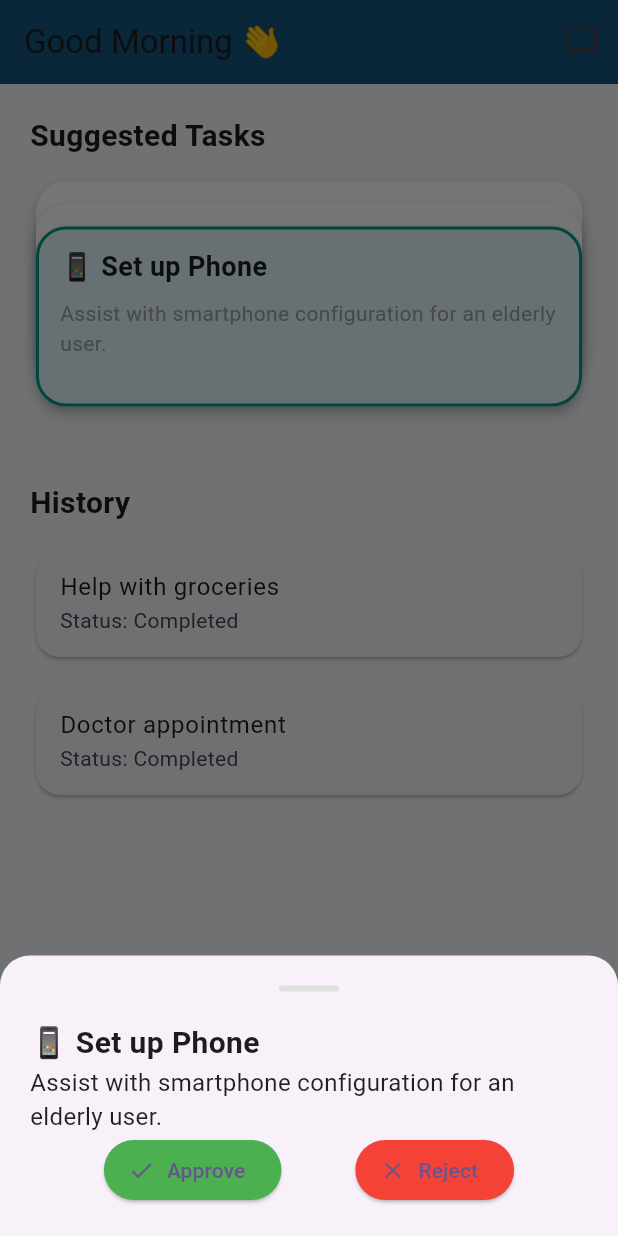
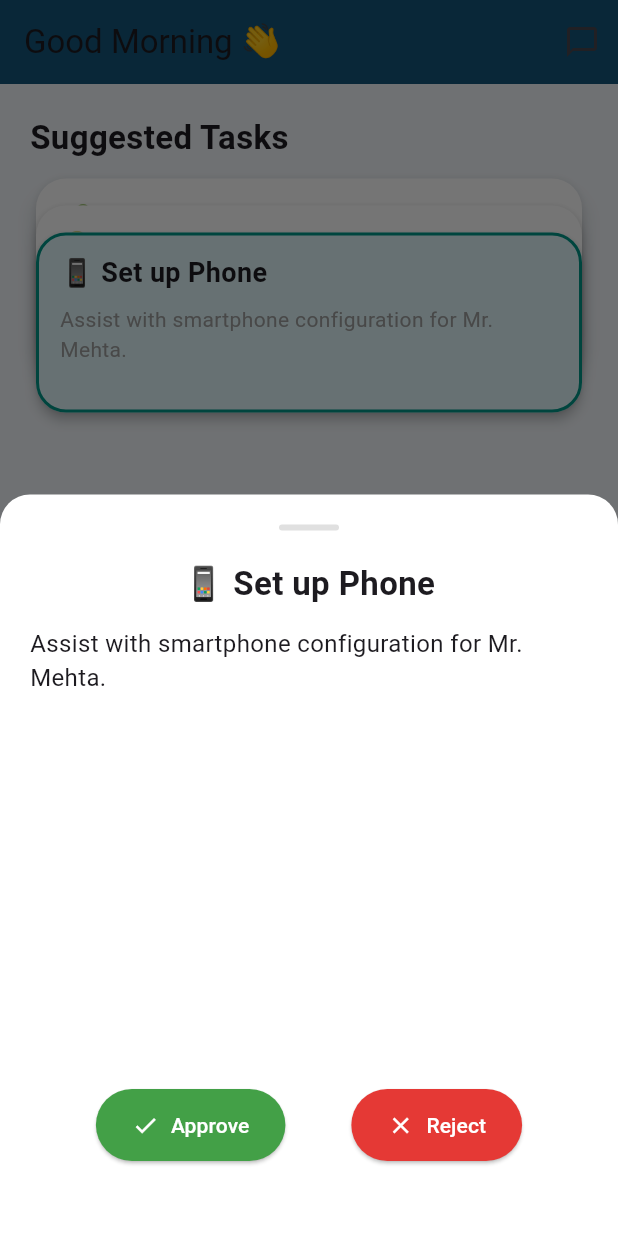
Before and after one commit to jaygohel109/Wildhack25, a Flutter app: the VolunteerHomePage screen opened directly, after a tap on "📱 Set up Phone", on a phone screen of 412 x 824 dp. Run offline on Flutter 3.47's test engine with Material 3 defaults, Android fonts, the phone set to English and light mode, and no system bars.

Commit message:
feat: add TaskDetailModal and TaskFlashCard components, integrate them into VolunteerHomePage for task management

```diff
--- /dev/null
+++ b/frontend_app/lib/components/task_detail_modal.dart
@@ -0,0 +1,76 @@
+import 'package:flutter/material.dart';
+
+class TaskDetailModal extends StatelessWidget {
+  final Map<String, String> task;
+  final bool showActions;
+  final VoidCallback? onApprove;
+  final VoidCallback? onReject;
+
+  const TaskDetailModal({
+    super.key,
+    required this.task,
+    this.showActions = false,
+    this.onApprove,
+    this.onReject,
+  });
+
+  @override
+  Widget build(BuildContext context) {
+    return FractionallySizedBox(
+      heightFactor: 0.6,
+      child: Padding(
+        padding: const EdgeInsets.all(20),
+        child: Column(
+          children: [
+            Container(
+              height: 4,
+              width: 40,
+              margin: const EdgeInsets.only(bottom: 20),
+              decoration: BoxDecoration(
+                color: Colors.grey[300],
+                borderRadius: BorderRadius.circular(10),
+              ),
+            ),
+            Text(
+              task['title'] ?? '',
+              style: const TextStyle(fontSize: 22, fontWeight: FontWeight.bold),
+            ),
+            const SizedBox(height: 12),
+            Text(
+              task['subtitle'] ?? task['details'] ?? '',
+              style: const TextStyle(fontSize: 16),
+            ),
+            const Spacer(),
+            if (showActions)
+              Row(
+                mainAxisAlignment: MainAxisAlignment.spaceEvenly,
+                children: [
+                  ElevatedButton.icon(
+                    onPressed: onApprove,
+                    icon: const Icon(Icons.check),
+                    label: const Text("Approve"),
+                    style: ElevatedButton.styleFrom(
+                      backgroundColor: Colors.green[600],
+                      foregroundColor: Colors.white,
+                      padding: const EdgeInsets.symmetric(horizontal: 24, vertical: 14),
+                    ),
+                  ),
+                  ElevatedButton.icon(
+                    onPressed: onReject,
+                    icon: const Icon(Icons.close),
+                    label: const Text("Reject"),
+                    style: ElevatedButton.styleFrom(
+                      backgroundColor: Colors.red[600],
+                      foregroundColor: Colors.white,
+                      padding: const EdgeInsets.symmetric(horizontal: 24, vertical: 14),
+                    ),
+                  ),
+                ],
+              ),
+            const SizedBox(height: 30),
+          ],
+        ),
+      ),
+    );
+  }
+}
--- /dev/null
+++ b/frontend_app/lib/components/task_flashcard.dart
@@ -0,0 +1,63 @@
+import 'package:flutter/material.dart';
+
+class TaskFlashCard extends StatelessWidget {
+  final String title;
+  final String subtitle;
+  final double elevation;
+  final bool isTopCard;
+  final VoidCallback onSwipeUp;
+  final VoidCallback onTap;
+
+  const TaskFlashCard({
+    super.key,
+    required this.title,
+    required this.subtitle,
+    required this.elevation,
+    required this.isTopCard,
+    required this.onSwipeUp,
+    required this.onTap,
+  });
+
+  @override
+  Widget build(BuildContext context) {
+    return GestureDetector(
+      onPanUpdate: (details) {
+        // Detect upward drag
+        if (details.delta.dy < -10 && isTopCard) {
+          onSwipeUp();
+        }
+      },
+      onTap: isTopCard ? onTap : null,
+      child: SizedBox(
+        height: 120,
+        child: Card(
+          elevation: elevation,
+          margin: const EdgeInsets.symmetric(horizontal: 4),
+          shape: RoundedRectangleBorder(
+            borderRadius: BorderRadius.circular(20),
+            side: isTopCard
+                ? const BorderSide(color: Colors.teal, width: 2)
+                : BorderSide.none,
+          ),
+          color: isTopCard ? const Color(0xFFE0F7FA) : Colors.white,
+          child: Padding(
+            padding: const EdgeInsets.symmetric(horizontal: 16, vertical: 14),
+            child: Column(
+              crossAxisAlignment: CrossAxisAlignment.start,
+              children: [
+                Text(title, style: const TextStyle(fontSize: 18, fontWeight: FontWeight.bold)),
+                const SizedBox(height: 8),
+                Text(
+                  subtitle,
+                  style: const TextStyle(color: Colors.grey, fontSize: 14),
+                  maxLines: 2,
+                  overflow: TextOverflow.ellipsis,
+                ),
+              ],
+            ),
+          ),
+        ),
+      ),
+    );
+  }
+}
--- a/frontend_app/lib/volunteer/volunteer_home.dart
+++ b/frontend_app/lib/volunteer/volunteer_home.dart
@@ -1,5 +1,6 @@
 import 'package:flutter/material.dart';
-import '../component/task_flashcard.dart';
+import '../components/task_flashcard.dart';
+import '../components/task_detail_modal.dart';
 
 class VolunteerHomePage extends StatefulWidget {
   const VolunteerHomePage({super.key});
@@ -12,104 +13,76 @@ class _VolunteerHomePageState extends State<VolunteerHomePage> with TickerProvid
   List<Map<String, String>> suggestedTasks = [
     {
       'title': '📱 Set up Phone',
-      'subtitle': 'Assist with smartphone configuration for an elderly user.',
+      'subtitle': 'Assist with smartphone configuration for Mr. Mehta.',
     },
     {
       'title': '💡 Replace Bulbs',
-      'subtitle': 'Help change light bulbs in the hallway and kitchen.',
+      'subtitle': 'Change bulbs in kitchen for Ms. Lata.',
     },
     {
       'title': '🛍️ Grocery Pickup',
-      'subtitle': 'Buy daily essentials from the local store for Mrs. Rao.',
+      'subtitle': 'Pickup groceries for Mrs. Rao from local store.',
     },
   ];
 
-  bool isAnimating = false;
+  Map<String, String>? currentTask = {
+    'title': '🏥 Doctor Appointment',
+    'details': 'Assist Mr. Sharma to the clinic at 4 PM.',
+  };
 
   void _onSwipeUp() async {
-    if (suggestedTasks.isNotEmpty && !isAnimating) {
-      setState(() => isAnimating = true);
-
-      await Future.delayed(const Duration(milliseconds: 300)); // wait for animation
+    if (suggestedTasks.isNotEmpty) {
+      final task = suggestedTasks.removeAt(0);
       setState(() {
-        final task = suggestedTasks.removeAt(0);
         suggestedTasks.add(task);
-        isAnimating = false;
       });
     }
   }
 
-  void _onTaskTap(Map<String, String> task) {
+  void _showTaskDetailsModal(Map<String, String> task, {bool isCurrent = false}) {
     showModalBottomSheet(
       context: context,
       isScrollControlled: true,
-      shape: const RoundedRectangleBorder(
+      useSafeArea: true,
+      backgroundColor: Colors.transparent,
+      builder: (_) => Container(
+        decoration: const BoxDecoration(
+          color: Colors.white,
           borderRadius: BorderRadius.vertical(top: Radius.circular(20)),
         ),
-      builder: (_) {
-        return Padding(
-          padding: const EdgeInsets.all(20),
-          child: Wrap(
-            children: [
-              Center(
-                child: Container(
-                  height: 4,
-                  width: 40,
-                  margin: const EdgeInsets.only(bottom: 20),
-                  decoration: BoxDecoration(
-                    color: Colors.grey[300],
-                    borderRadius: BorderRadius.circular(10),
-                  ),
-                ),
-              ),
-              Text(task['title']!, style: const TextStyle(fontSize: 20, fontWeight: FontWeight.bold)),
-              const SizedBox(height: 12),
-              Text(task['subtitle']!, style: const TextStyle(fontSize: 16, color: Colors.black87)),
-              const SizedBox(height: 24),
-              Row(
-                mainAxisAlignment: MainAxisAlignment.spaceEvenly,
-                children: [
-                  ElevatedButton.icon(
-                    onPressed: () {
+        child: TaskDetailModal(
+          task: task,
+          showActions: !isCurrent,
+          onApprove: !isCurrent
+              ? () {
+                  Navigator.pop(context);
+                  setState(() {
+                    suggestedTasks.remove(task);
+                    currentTask = task;
+                  });
+                }
+              : null,
+          onReject: !isCurrent
+              ? () {
                   Navigator.pop(context);
                   setState(() {
                     suggestedTasks.remove(task);
                   });
-                      ScaffoldMessenger.of(context).showSnackBar(SnackBar(content: Text("✅ Approved: ${task['title']}")));
-                    },
-                    icon: const Icon(Icons.check),
-                    label: const Text("Approve"),
-                    style: ElevatedButton.styleFrom(backgroundColor: Colors.green),
+                }
+              : null,
         ),
-                  ElevatedButton.icon(
-                    onPressed: () {
-                      Navigator.pop(context);
-                      setState(() {
-                        suggestedTasks.remove(task);
-                      });
-                      ScaffoldMessenger.of(context).showSnackBar(SnackBar(content: Text("❌ Rejected: ${task['title']}")));
-                    },
-                    icon: const Icon(Icons.close),
-                    label: const Text("Reject"),
-                    style: ElevatedButton.styleFrom(backgroundColor: Colors.red),
       ),
-                ],
-              )
-            ],
-          ),
-        );
-      },
     );
   }
 
-  Widget _buildHistoryCard(String title, String status) {
+  Widget _buildHistoryCard(String title, String customer) {
     return Padding(
       padding: const EdgeInsets.only(bottom: 12),
       child: Card(
         shape: RoundedRectangleBorder(borderRadius: BorderRadius.circular(16)),
         child: ListTile(
-          title: Text(title),
-          subtitle: Text("Status: $status"),
+          title: Text(title, style: const TextStyle(fontWeight: FontWeight.bold)),
+          subtitle: Text("Customer: $customer"),
         ),
       ),
     );
@@ -117,8 +90,6 @@ class _VolunteerHomePageState extends State<VolunteerHomePage> with TickerProvid
 
   @override
   Widget build(BuildContext context) {
-    final topTaskKey = suggestedTasks.isNotEmpty ? suggestedTasks[0]['title'] : "";
-
     return Scaffold(
       backgroundColor: const Color(0xFFF2F6FA),
       appBar: AppBar(
@@ -132,10 +103,10 @@ class _VolunteerHomePageState extends State<VolunteerHomePage> with TickerProvid
       body: ListView(
         padding: const EdgeInsets.all(20),
         children: [
-          const Text("Suggested Tasks", style: TextStyle(fontSize: 20, fontWeight: FontWeight.bold)),
-          const SizedBox(height: 16),
+          const Text("Suggested Tasks", style: TextStyle(fontSize: 22, fontWeight: FontWeight.bold)),
+          const SizedBox(height: 12),
           SizedBox(
-            height: 160,
+            height: 220,
             child: Stack(
               clipBehavior: Clip.none,
               children: suggestedTasks.asMap().entries.toList().reversed.map((entry) {
@@ -143,35 +114,55 @@ class _VolunteerHomePageState extends State<VolunteerHomePage> with TickerProvid
                 final task = entry.value;
                 final int offset = suggestedTasks.length - 1 - index;
                 final bool isTop = index == 0;
-                final bool isAnimatingTop = isTop && isAnimating;
 
-                return AnimatedPositioned(
-                  key: ValueKey(task['title']),
-                  duration: const Duration(milliseconds: 300),
-                  top: isAnimatingTop ? -150 : offset * 15,
+                return Positioned(
+                  top: offset * 18,
                   left: 0,
                   right: 0,
-                  child: AnimatedOpacity(
-                    duration: const Duration(milliseconds: 300),
-                    opacity: isAnimatingTop ? 0.0 : 1.0,
                   child: TaskFlashCard(
                     title: task['title']!,
                     subtitle: task['subtitle']!,
                     elevation: 5 - offset.toDouble(),
                     isTopCard: isTop,
                     onSwipeUp: _onSwipeUp,
-                      onTap: () => _onTaskTap(task),
-                    ),
+                    onTap: () => _showTaskDetailsModal(task),
                   ),
                 );
               }).toList(),
             ),
           ),
-          const SizedBox(height: 40),
-          const Text("History", style: TextStyle(fontSize: 20, fontWeight: FontWeight.bold)),
-          const SizedBox(height: 12),
-          _buildHistoryCard("Help with groceries", "Completed"),
-          _buildHistoryCard("Doctor appointment", "Completed"),
+          const SizedBox(height: 30),
+          if (currentTask != null) ...[
+            const Text("Current Task", style: TextStyle(fontSize: 22, fontWeight: FontWeight.bold)),
+            const SizedBox(height: 10),
+            Card(
+              shape: RoundedRectangleBorder(borderRadius: BorderRadius.circular(16)),
+              child: InkWell(
+                borderRadius: BorderRadius.circular(16),
+                onTap: () => _showTaskDetailsModal(currentTask!, isCurrent: true),
+                child: Padding(
+                  padding: const EdgeInsets.symmetric(horizontal: 20, vertical: 16),
+                  child: Column(
+                    crossAxisAlignment: CrossAxisAlignment.start,
+                    children: [
+                      Text(
+                        currentTask!['title']!,
+                        style: const TextStyle(fontSize: 18, fontWeight: FontWeight.bold),
+                      ),
+                      const SizedBox(height: 6),
+                      const Text("In Progress", style: TextStyle(color: Colors.grey)),
+                    ],
+                  ),
+                ),
+              ),
+            ),
+
+          ],
+          const SizedBox(height: 30),
+          const Text("History", style: TextStyle(fontSize: 22, fontWeight: FontWeight.bold)),
+          const SizedBox(height: 10),
+          _buildHistoryCard("Call Doctor", "Mr. Joshi"),
+          _buildHistoryCard("Install WhatsApp", "Mrs. Sharma"),
         ],
       ),
     );
```
Lines whose indentation alone changed are shown as unchanged.
